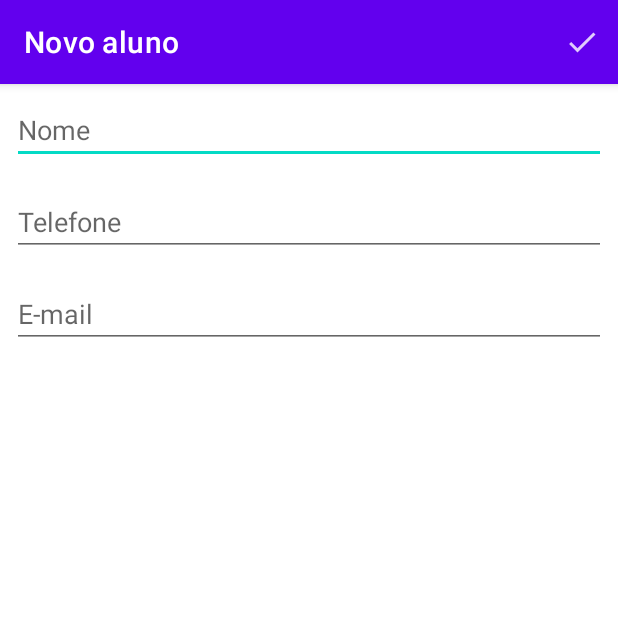
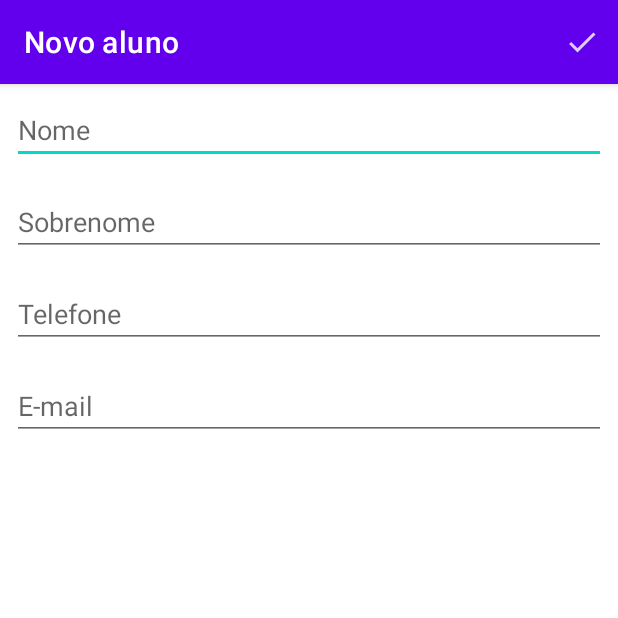
Before and after one commit to correadso/Agenda, an Android app: the FormularioAlunoActivity screen opened directly, with no data from a screen before it, on a phone screen of 412 x 824 dp, the top half of it. Run offline under Robolectric (Android 15) with nearby library versions, the phone set to English and light mode, and no system bars; our stand-ins replace Room's generated code.

Commit message:
Adicionando campo novo. (Código não executando)
- Adicionando campo sobrenome
- Precisa mudar a versão do banco e fazer uma migration. A seguir ....

```diff
--- a/app/src/main/java/br/com/alura/agenda/database/AgendaDatabase.java
+++ b/app/src/main/java/br/com/alura/agenda/database/AgendaDatabase.java
@@ -9,7 +9,7 @@ import androidx.room.RoomDatabase;
 import br.com.alura.agenda.database.dao.AlunoDAO;
 import br.com.alura.agenda.model.Aluno;
 
-@Database(entities = {Aluno.class}, version = 1, exportSchema = false)
+@Database(entities = {Aluno.class}, version = 2, exportSchema = false)
 public abstract class AgendaDatabase extends RoomDatabase {
     public abstract AlunoDAO getRoomAlunoDAO(); // a classe AlunoDAO deve ter a anotação DAO
     private static final String NOME_BANCO_DE_DADOS = "agenda.db";
--- a/app/src/main/java/br/com/alura/agenda/ui/activity/FormularioAlunoActivity.java
+++ b/app/src/main/java/br/com/alura/agenda/ui/activity/FormularioAlunoActivity.java
@@ -21,6 +21,7 @@ public class FormularioAlunoActivity extends AppCompatActivity {
     private static final String TITULO_APPBAR_NOVO_ALUNO = "Novo aluno";
     private static final String TITULO_APPBAR_EDITA_ALUNO = "Edita aluno";
     private EditText campoNome;
+    private EditText campoSobrenome;
     private EditText campoTelefone;
     private EditText campoEmail;
     private AlunoDAO dao;
@@ -71,6 +72,7 @@ public class FormularioAlunoActivity extends AppCompatActivity {
 
     private void preencheCampos() {
         campoNome.setText(aluno.getNome());
+        campoSobrenome.setText(aluno.getSobrenome());
         campoTelefone.setText(aluno.getTelefone());
         campoEmail.setText(aluno.getEmail());
     }
@@ -84,16 +86,19 @@ public class FormularioAlunoActivity extends AppCompatActivity {
 
     private void inicializacaoCampos() {
         campoNome = findViewById(R.id.activity_formulario_aluno_nome);
+        campoSobrenome = findViewById(R.id.activity_formulario_aluno_sobrenome);
         campoTelefone = findViewById(R.id.activity_formulario_aluno_telefone);
         campoEmail = findViewById(R.id.activity_formulario_aluno_email);
     }
 
     private void preencheAluno() {
         String nome = campoNome.getText().toString();
+        String sobrenome = campoSobrenome.getText().toString();
         String telefone = campoTelefone.getText().toString();
         String email = campoEmail.getText().toString();
 
         aluno.setNome(nome);
+        aluno.setSobrenome(sobrenome);
         aluno.setTelefone(telefone);
         aluno.setEmail(email);
     }
--- a/app/src/main/java/br/com/alura/agenda/ui/adapter/ListaAlunosAdapter.java
+++ b/app/src/main/java/br/com/alura/agenda/ui/adapter/ListaAlunosAdapter.java
@@ -46,7 +46,7 @@ public class ListaAlunosAdapter extends BaseAdapter {
 
     private void vincula(int position, View view, Aluno aluno) {
         TextView nome = view.findViewById(R.id.item_aluno_nome);
-        nome.setText(aluno.getNome()); // primeira forma de obter Aluno
+        nome.setText(aluno.getNomeCompleto()); // primeira forma de obter Aluno
         TextView telefone = view.findViewById(R.id.item_aluno_telefone);
         telefone.setText(getItem(position).getTelefone()); // segunda forma de obter Aluno
     }
--- a/app/src/main/res/layout/activity_formulario_aluno.xml
+++ b/app/src/main/res/layout/activity_formulario_aluno.xml
@@ -19,6 +19,17 @@
             android:inputType="textCapWords"
             android:importantForAutofill="no"
             tools:targetApi="o" />
+
+        <EditText
+            android:id="@+id/activity_formulario_aluno_sobrenome"
+            android:layout_width="match_parent"
+            android:layout_height="wrap_content"
+            android:layout_margin="8dp"
+            android:hint="@string/sobrenome"
+            android:inputType="textCapWords"
+            android:importantForAutofill="no"
+            tools:targetApi="o" />
+
 
         <EditText
             android:id="@+id/activity_formulario_aluno_telefone"
--- a/app/src/main/res/values/strings.xml
+++ b/app/src/main/res/values/strings.xml
@@ -6,4 +6,5 @@
     <string name="salvar_aluno">Salvar aluno</string>
     <string name="remover_aluno">Remover</string>
     <string name="botao_adicionar_aluno">Botão para adicionar novo aluno</string>
+    <string name="sobrenome">Sobrenome</string>
 </resources>
```
Also changed, not shown: app/src/main/java/br/com/alura/agenda/model/Aluno.java (+13 -0 lines).
